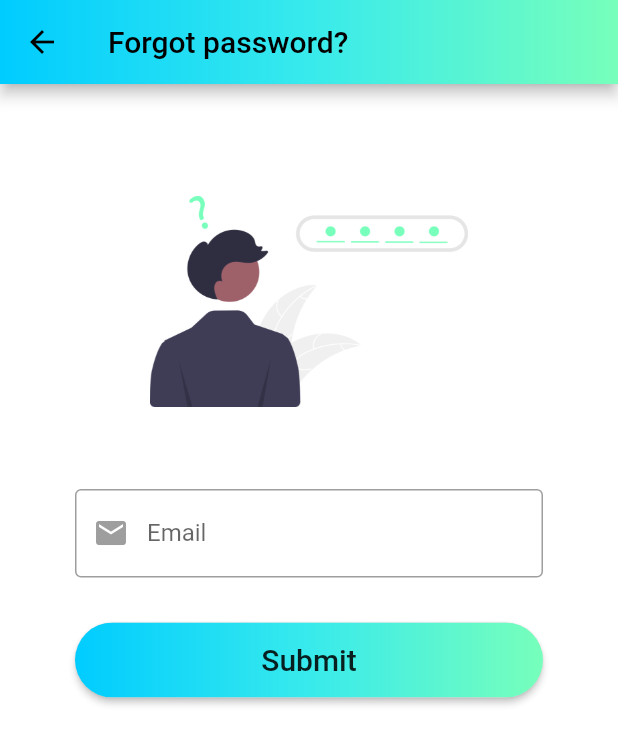
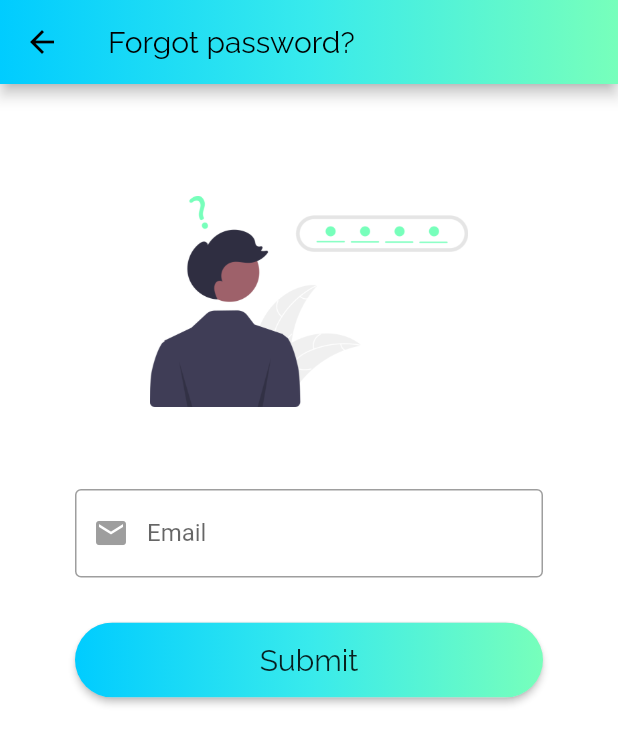
Before and after one commit to Coeeter/flutter-clicktorun, a Flutter app: the screen it shows after launch, after a tap on "Forget Password?", on a phone screen of 412 x 824 dp. Shown: the top 744 px of the screen. Run offline on Flutter 3.47's test engine with Material 2 defaults, Android fonts, the phone set to English and light mode, and no system bars; our stand-ins replace cloud_firestore, firebase_auth, firebase_core, font_awesome_flutter; accounts and stored records are empty.

Commit message:
Added fonts to project

```diff
--- a/lib/main.dart
+++ b/lib/main.dart
@@ -32,6 +32,7 @@ class MyApp extends StatelessWidget {
             onBackground: Colors.black,
           ),
           focusColor: ClickToRunColors.lightModeOverlay,
+          fontFamily: 'Raleway',
         ),
         darkTheme: ThemeData(
           colorScheme: const ColorScheme(
@@ -48,6 +49,7 @@ class MyApp extends StatelessWidget {
             onBackground: Colors.white,
           ),
           focusColor: ClickToRunColors.darkModeOverlay,
+          fontFamily: 'Raleway',
         ),
         home: SplashScreen(),
       ),
--- a/lib/ui/screens/auth/forget_password_screen.dart
+++ b/lib/ui/screens/auth/forget_password_screen.dart
@@ -72,7 +72,7 @@ class _ForgetPasswordFormState extends State<ForgetPasswordForm> {
                           width: double.infinity,
                           height: 250,
                           child:
-                              Image.asset('images/ic_forget_password_page.png'),
+                              Image.asset('assets/images/ic_forget_password_page.png'),
                           padding: const EdgeInsets.all(50),
                         ),
                         CustomTextFormField(
--- a/lib/ui/screens/auth/login_screen.dart
+++ b/lib/ui/screens/auth/login_screen.dart
@@ -88,7 +88,7 @@ class _LoginFormState extends State<LoginForm> {
                         Container(
                           width: double.infinity,
                           height: 250,
-                          child: Image.asset('images/ic_login_page.png'),
+                          child: Image.asset('assets/images/ic_login_page.png'),
                           padding: const EdgeInsets.all(50),
                         ),
                         CustomTextFormField(
--- a/lib/ui/screens/auth/register_screen.dart
+++ b/lib/ui/screens/auth/register_screen.dart
@@ -78,7 +78,7 @@ class _RegisterFormState extends State<RegisterForm> {
                         Container(
                           width: double.infinity,
                           height: 250,
-                          child: Image.asset('images/ic_sign_up_page.png'),
+                          child: Image.asset('assets/images/ic_sign_up_page.png'),
                           padding: const EdgeInsets.all(50),
                         ),
                         CustomTextFormField(
--- a/lib/ui/screens/auth/splash_screen.dart
+++ b/lib/ui/screens/auth/splash_screen.dart
@@ -1,11 +1,11 @@
 import 'package:clicktorun_flutter/data/model/clicktorun_user.dart';
 import 'package:clicktorun_flutter/data/repositories/auth_repository.dart';
 import 'package:clicktorun_flutter/data/repositories/user_repository.dart';
+import 'package:clicktorun_flutter/ui/screens/auth/login_screen.dart';
 import 'package:clicktorun_flutter/ui/screens/auth/user_details_screen.dart';
 import 'package:clicktorun_flutter/ui/screens/parent/parent_screen.dart';
 import 'package:clicktorun_flutter/ui/utils/colors.dart';
 import 'package:flutter/material.dart';
-import 'login_screen.dart';
 
 class SplashScreen extends StatefulWidget {
   @override
@@ -67,7 +67,7 @@ class _SplashScreenState extends State<SplashScreen> {
             ? mediaQueryData.size.width
             : mediaQueryData.size.width * 0.13,
         child: Image.asset(
-          'images/ic_launcher_round_shadow.png',
+          'assets/images/ic_launcher_round_shadow.png',
           width: mediaQueryData.size.width * 0.8,
           height: mediaQueryData.size.width * 0.8,
         ),
--- a/lib/ui/screens/auth/user_details_screen.dart
+++ b/lib/ui/screens/auth/user_details_screen.dart
@@ -86,7 +86,7 @@ class _UserDetailsScreenState extends State<UserDetailsScreen> {
                         width: double.infinity,
                         height: 250,
                         padding: const EdgeInsets.all(50),
-                        child: Image.asset('images/ic_details_page.png'),
+                        child: Image.asset('assets/images/ic_details_page.png'),
                       ),
                       CustomTextFormField(
                         text: 'Username',
--- a/lib/ui/screens/settings/settings_screen.dart
+++ b/lib/ui/screens/settings/settings_screen.dart
@@ -131,7 +131,7 @@ class _SettingsScreenState extends State<SettingsScreen> {
                       "View profile",
                       style: Theme.of(context).textTheme.headline6?.copyWith(
                             color: Theme.of(context).colorScheme.onPrimary,
-                            fontSize: 16,
+                            fontSize: 18,
                           ),
                     ),
                   ],
--- a/lib/ui/screens/tracking/your_runs_screen.dart
+++ b/lib/ui/screens/tracking/your_runs_screen.dart
@@ -48,7 +48,7 @@ class _YourRunsScreenState extends State<YourRunsScreen> {
           Padding(
             padding: const EdgeInsets.only(top: 10),
             child: Image.asset(
-              'images/ic_empty_run_list.png',
+              'assets/images/ic_empty_run_list.png',
               width: size.width - 150,
               height: size.width - 150,
             ),
--- a/lib/ui/widgets/textformfield.dart
+++ b/lib/ui/widgets/textformfield.dart
@@ -40,7 +40,10 @@ class _CustomTextFormFieldState extends State<CustomTextFormField> {
       onChanged: widget.onChanged,
       initialValue: widget.initialValue,
       decoration: InputDecoration(
-        label: Text(widget.text),
+        label: Text(
+          widget.text,
+          style: const TextStyle(fontFamily: 'Roboto'),
+        ),
         border: const OutlineInputBorder(),
         prefixIcon: IconTheme(
           data: const IconThemeData(color: Colors.grey),
```
Also changed, not shown: pubspec.yaml (+13 -1 lines), assets/fonts/Raleway-Bold.ttf (added), assets/fonts/Raleway-Italic.ttf (added), assets/fonts/Raleway-Regular.ttf (added), assets/fonts/Raleway-Thin.ttf (added), assets/images/ic_details_page.png (renamed from images/ic_details_page.png), assets/images/ic_empty_run_list.png (renamed from images/ic_empty_run_list.png), assets/images/ic_forget_password_page.png (renamed from images/ic_forget_password_page.png), assets/images/ic_launcher_round_shadow.png (renamed from images/ic_launcher_round_shadow.png), assets/images/ic_login_page.png (renamed from images/ic_login_page.png), assets/images/ic_sign_up_page.png (renamed from images/ic_sign_up_page.png).
